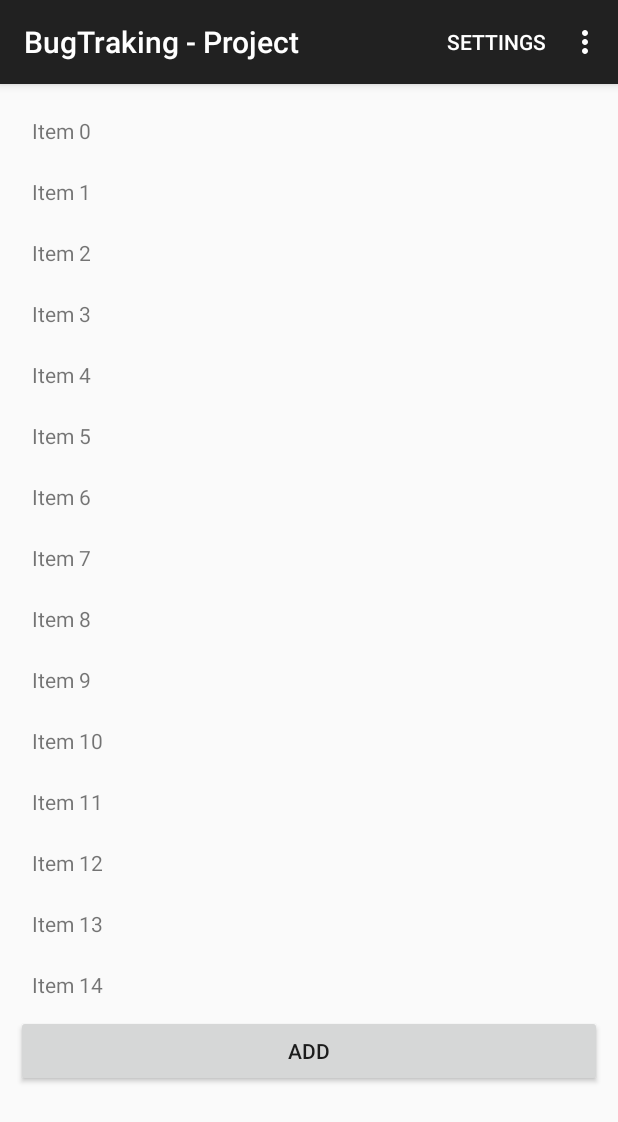
After one commit to andreasfi/BugTracking, an Android app: the ProjectMainActivity screen opened directly, with no data from a screen before it, on a phone screen of 412 x 824 dp. The commit adds this screen. Shown: the top 1122 px of the screen. Run offline under Robolectric (Android 15) with nearby library versions, the phone set to English and light mode, and no system bars.

Commit message:
Création du project activity avec le layout. Les items sont créés dans le fichier Java afin d'avoir un affichage dynamique. Tout s'affiche correctement, mais j'ai encore un souci pour ajouter une action sur les items. Cela n'affecte que le dernier item créé.
Modification du Manifest pour l'affichage du menu.
Ajout d'un layout "spécial" (activity_project_textview_layout) pour faire des tests.

```diff
--- /dev/null
+++ b/app/src/main/java/com/example/bugtracking/bugtracking/ProjectMainActivity.java
@@ -0,0 +1,130 @@
+package com.example.bugtracking.bugtracking;
+
+import android.app.ActionBar;
+import android.support.v7.app.AppCompatActivity;
+import android.os.Bundle;
+import android.view.Menu;
+import android.view.MenuInflater;
+import android.view.MenuItem;
+import android.view.View;
+import android.widget.Button;
+import android.widget.EditText;
+import android.widget.LinearLayout;
+import android.widget.ScrollView;
+import android.widget.TextView;
+
+public class ProjectMainActivity extends AppCompatActivity {
+
+    TextView item;
+    @Override
+    protected void onCreate(Bundle savedInstanceState) {
+        super.onCreate(savedInstanceState);
+
+       // setContentView(R.layout.activity_project_main);
+
+
+
+        /*Création d'un affichage dynamique fonctionne partiellement, probléme
+            avec le one clic listener. Ca fonctionne que sur le dernière item.
+         */
+        //TODO Essayer d'intergrer le layout "activity_project_textview_layout
+        LinearLayout ll=new LinearLayout(this);
+        ll.setOrientation(LinearLayout.VERTICAL);
+        ll.setPadding(16, 16, 16, 16);
+        //Création du boutton
+        Button addbutton=new Button(this);
+        addbutton.setText("Add");
+
+        //Création de la scrollbar
+        ScrollView scroll=new ScrollView(this);
+
+
+        //Création des Items
+        for(int i=0;i<15;i++){
+             item=new TextView(this);
+            item.setText("Item " + i);
+            item.setPadding(16, 16, 16, 16);
+
+            //Fonction utilisée lorsque l'on clic sur un élément
+           item.setOnClickListener(new View.OnClickListener() {
+               @Override
+               public void onClick(View v) {
+                   item.setText("New text");
+               }
+           });
+
+            ll.addView(item);
+
+        }
+         ll.addView(addbutton);
+        //Ici on ajoute le linearLayout dans le ScrollView
+        scroll.addView(ll);
+        setContentView(scroll);
+
+
+
+        //TODO Essyayer de récupérer les objet LinearLayout et TextView depuis le fichier xml
+        //tentative de récupérer les objets LinearLayout et TextView depuis le fichier xml. NE MARCHE PAS
+       /* LinearLayout ll2=(LinearLayout)findViewById(R.id.linearLayoutProject);
+        TextView item2=(TextView)findViewById(R.id.itemProject);
+        ll2.addView(item2);
+        setContentView(ll2);*/
+    }
+
+    //Methode "Listener" utilisée pas le fichier xml, non fonctionnel pour l'instant
+    public void goTo_Issue(View view){
+
+
+        TextView items[] =new TextView[5];
+        items[0]=(TextView)findViewById(R.id.itemProject);
+        items[1]=(TextView)findViewById(R.id.itemProject2);
+        items[2]=(TextView)findViewById(R.id.itemProject3);
+        items[3]=(TextView)findViewById(R.id.itemProject4);
+        items[4]=(TextView)findViewById(R.id.itemProject5);
+
+        if(items[0].isClickable()){
+            items[0].setText("Selected0");
+        }
+
+        if(items[1].isFocused()){
+            items[1].setText("Selected1");
+        }
+        if(items[3].isFocused()){
+            items[3].setText("Selected3");
+        }
+        if(items[4].isClickable()){
+            items[4].setText("Selected4");
+        }
+        if(items[2].isClickable()) {
+            items[2].setText("Selected2");
+        }
+
+    }
+
+    @Override
+    public boolean onCreateOptionsMenu(Menu menu) {
+        // Inflate the menu; this adds items to the action bar if it is present.
+        MenuInflater inflater = getMenuInflater();
+        getMenuInflater().inflate(R.menu.menu_main, menu);
+        return true;
+    }
+
+    @Override
+    public boolean onOptionsItemSelected(MenuItem item) {
+        // Handle action bar item clicks here. The action bar will
+        // automatically handle clicks on the Home/Up button, so long
+        // as you specify a parent activity in AndroidManifest.xml.
+        int id = item.getItemId();
+
+        //noinspection SimplifiableIfStatement
+        if (id == R.id.action_settings) {
+            return true;
+        }
+
+        return super.onOptionsItemSelected(item);
+    }
+
+    class onClicTextView {
+
+    }
+}
--- a/app/src/main/res/layout/activity_login.xml
+++ b/app/src/main/res/layout/activity_login.xml
@@ -37,4 +37,6 @@
         android:text="@string/logButton"
         android:onClick="clicLogin"/>
 
+
+
 </LinearLayout>
--- /dev/null
+++ b/app/src/main/res/values-w820dp/dimens.xml
@@ -0,0 +1,6 @@
+<resources>
+    <!-- Example customization of dimensions originally defined in res/values/dimens.xml
+         (such as screen margins) for screens with more than 820dp of available width. This
+         would include 7" and 10" devices in landscape (~960dp and ~1280dp respectively). -->
+    <dimen name="activity_horizontal_margin">64dp</dimen>
+</resources>
--- a/app/src/main/res/values/strings.xml
+++ b/app/src/main/res/values/strings.xml
@@ -18,4 +18,5 @@
     <string name="title_activity_login">LoginActivity</string>
     <string name="about">About</string>
     <string name="profil">Profile</string>
+    <string name="title_activity_project_main">ProjectMainActivity</string>
 </resources>
```
Also changed, not shown: app/src/main/AndroidManifest.xml (+10 -2 lines), app/src/main/res/layout/activity_project_main.xml (added, +49 -0 lines), app/src/main/res/layout/activity_project_textview_layout.xml (added, +12 -0 lines).
